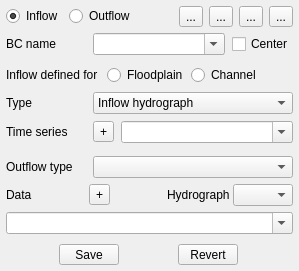
Qt form flo2d/ui/bc_editor.ui (FLO-2DSoftware/qgis-flo-2d-plugin) before a commit.
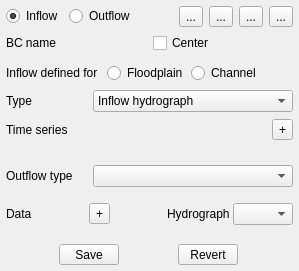
The same form after that commit. Icons and pictures are not drawn.

Commit message: fix for editable comboboxes of bc editor (enter key saves current bc)

```diff
--- a/flo2d/ui/bc_editor.ui
+++ b/flo2d/ui/bc_editor.ui
@@ -156,26 +156,7 @@
       </widget>
      </item>
      <item>
-      <widget class="QComboBox" name="bc_name_cbo">
-       <property name="sizePolicy">
-        <sizepolicy hsizetype="MinimumExpanding" vsizetype="Fixed">
-         <horstretch>0</horstretch>
-         <verstretch>0</verstretch>
-        </sizepolicy>
-       </property>
-       <property name="editable">
-        <bool>true</bool>
-       </property>
-       <property name="insertPolicy">
-        <enum>QComboBox::InsertAtBottom</enum>
-       </property>
-       <property name="sizeAdjustPolicy">
-        <enum>QComboBox::AdjustToMinimumContentsLength</enum>
-       </property>
-       <property name="frame">
-        <bool>true</bool>
-       </property>
-      </widget>
+      <layout class="QHBoxLayout" name="bc_name_cbo_layout"/>
      </item>
      <item>
       <widget class="QCheckBox" name="bc_center_chbox">
@@ -350,17 +331,7 @@
          </widget>
         </item>
         <item>
-         <widget class="QComboBox" name="inflow_tseries_cbo">
-          <property name="sizePolicy">
-           <sizepolicy hsizetype="MinimumExpanding" vsizetype="Fixed">
-            <horstretch>0</horstretch>
-            <verstretch>0</verstretch>
-           </sizepolicy>
-          </property>
-          <property name="editable">
-           <bool>true</bool>
-          </property>
-         </widget>
+         <layout class="QHBoxLayout" name="inflow_tseries_cbo_layout"/>
         </item>
        </layout>
       </item>
@@ -511,17 +482,7 @@
          <number>7</number>
         </property>
         <item>
-         <widget class="QComboBox" name="outflow_data_cbo">
-          <property name="sizePolicy">
-           <sizepolicy hsizetype="MinimumExpanding" vsizetype="Fixed">
-            <horstretch>0</horstretch>
-            <verstretch>0</verstretch>
-           </sizepolicy>
-          </property>
-          <property name="editable">
-           <bool>true</bool>
-          </property>
-         </widget>
+         <layout class="QHBoxLayout" name="outflow_data_cbo_layout"/>
         </item>
        </layout>
       </item>
```
Left out of the diff: 2 changed lines with no effect on the pictures. The commit also changes 4 other files.
